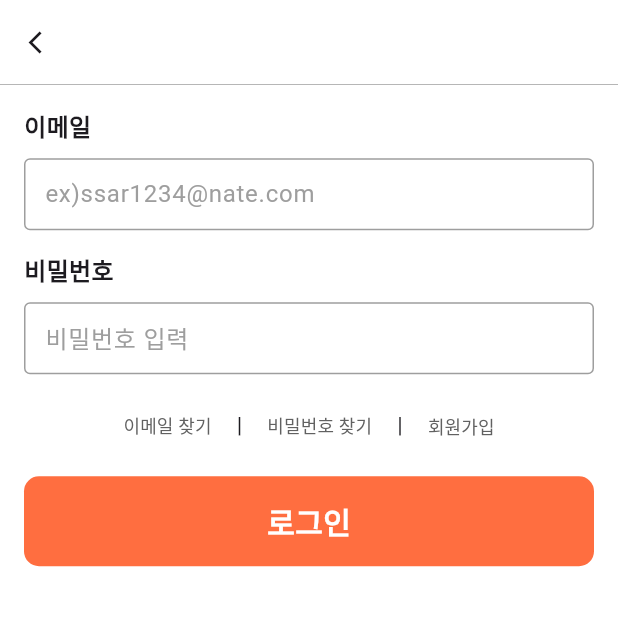
After one commit to 9oj0e/pathorder_app, a Flutter app: the screen it shows after launch, item 3 of the bottom bar chosen, after a tap on "LikePage", on a phone screen of 412 x 824 dp, the top half of it. The commit adds this screen. Run offline on Flutter 3.47's test engine with Material 3 defaults, Android fonts, the phone set to English and light mode, and no system bars; our stand-ins replace google_maps_flutter; network calls fail.

Commit message:
design : login_page

```diff
--- /dev/null
+++ b/lib/main_holders/auth/login/login_page.dart
@@ -0,0 +1,16 @@
+import 'package:flutter/material.dart';
+import 'package:pathorder_app/components/back_app_bar.dart';
+import 'package:pathorder_app/main_holders/auth/login/widgets/login_body.dart';
+
+class LoginPage extends StatelessWidget {
+  const LoginPage({super.key});
+
+  @override
+  Widget build(BuildContext context) {
+    return Scaffold(
+      backgroundColor: Colors.white,
+      appBar: BackAppBar(title: ''),
+      body: LoginBody(),
+    );
+  }
+}
--- /dev/null
+++ b/lib/main_holders/auth/login/widgets/login_body.dart
@@ -0,0 +1,49 @@
+import 'package:flutter/material.dart';
+
+import 'login_button.dart';
+import 'login_extra_button.dart';
+import 'login_text_form_field.dart';
+
+class LoginBody extends StatelessWidget {
+  final _formKey = GlobalKey<FormState>();
+
+  @override
+  Widget build(BuildContext context) {
+    return Column(
+      children: [
+        Container(
+          height: 0.5,
+          width: double.infinity,
+          color: Colors.grey,
+        ),
+        Padding(
+          padding: const EdgeInsets.all(16.0),
+          child: Column(
+            children: [
+              Form(
+                key: _formKey,
+                child: Column(
+                  children: [
+                    LoginTextFormField(
+                      text: '이메일',
+                      hinttext: 'ex)ssar1234@nate.com',
+                    ),
+                    SizedBox(height: 15),
+                    LoginTextFormField(
+                      text: '비밀번호',
+                      hinttext: '비밀번호 입력',
+                    ),
+                  ],
+                ),
+              ),
+              SizedBox(height: 10),
+              LoginExtraButton(),
+              SizedBox(height: 10),
+              LoginButton(formKey: _formKey)
+            ],
+          ),
+        ),
+      ],
+    );
+  }
+}
--- /dev/null
+++ b/lib/main_holders/auth/login/widgets/login_button.dart
@@ -0,0 +1,40 @@
+import 'package:flutter/material.dart';
+
+class LoginButton extends StatelessWidget {
+  const LoginButton({
+    super.key,
+    required GlobalKey<FormState> formKey,
+  }) : _formKey = formKey;
+
+  final GlobalKey<FormState> _formKey;
+
+  @override
+  Widget build(BuildContext context) {
+    return Container(
+      height: 60,
+      decoration: BoxDecoration(
+        borderRadius: BorderRadius.circular(10.0),
+        color: Colors.deepOrangeAccent,
+      ),
+      child: InkWell(
+        splashColor: Colors.black,
+        borderRadius: BorderRadius.circular(10.0),
+        onTap: () {
+          if (_formKey.currentState!.validate()) {
+            Navigator.pushNamed(context, "/home");
+          }
+        },
+        child: Center(
+          child: Text(
+            "로그인",
+            style: TextStyle(
+              color: Colors.white,
+              fontSize: 20,
+              fontWeight: FontWeight.w700,
+            ),
+          ),
+        ),
+      ),
+    );
+  }
+}
--- /dev/null
+++ b/lib/main_holders/auth/login/widgets/login_extra_button.dart
@@ -0,0 +1,39 @@
+import 'package:flutter/material.dart';
+
+class LoginExtraButton extends StatelessWidget {
+  const LoginExtraButton({
+    super.key,
+  });
+
+  @override
+  Widget build(BuildContext context) {
+    return Row(
+      mainAxisAlignment: MainAxisAlignment.center,
+      children: [
+        TextButton(
+          onPressed: () {},
+          child: Text(
+            '이메일 찾기',
+            style: TextStyle(fontSize: 12, color: Colors.grey[700]),
+          ),
+        ),
+        Text('ㅣ'),
+        TextButton(
+          onPressed: () {},
+          child: Text(
+            '비밀번호 찾기',
+            style: TextStyle(fontSize: 12, color: Colors.grey[700]),
+          ),
+        ),
+        Text('ㅣ'),
+        TextButton(
+          onPressed: () {},
+          child: Text(
+            '회원가입',
+            style: TextStyle(fontSize: 12, color: Colors.grey[700]),
+          ),
+        ),
+      ],
+    );
+  }
+}
--- /dev/null
+++ b/lib/main_holders/auth/login/widgets/login_text_form_field.dart
@@ -0,0 +1,58 @@
+import 'package:flutter/material.dart';
+
+class LoginTextFormField extends StatelessWidget {
+  final text;
+  final hinttext;
+
+  const LoginTextFormField({
+    required this.text,
+    required this.hinttext,
+  });
+
+  @override
+  Widget build(BuildContext context) {
+    return Column(
+      crossAxisAlignment: CrossAxisAlignment.start,
+      children: [
+        Text(
+          '${text}',
+          style: TextStyle(fontWeight: FontWeight.w600, fontSize: 16),
+        ),
+        SizedBox(height: 10),
+        TextFormField(
+          validator: (value) => value!.isEmpty
+              ? "Please enter some text"
+              : null, // 1. 값이 없으면 Please enter some text 경고 화면 표시
+          obscureText:
+              // 2. 해당 TextFormField가 비밀번호 입력 양식이면 **** 처리 해주기
+              '이메일' == "Password" ? true : false,
+          decoration: InputDecoration(
+            hintText: "${hinttext}",
+            hintStyle: TextStyle(color: Colors.grey),
+            contentPadding: EdgeInsets.symmetric(horizontal: 10),
+            enabledBorder: OutlineInputBorder(
+                // 3. 기본 TextFormField 디자인
+                borderSide: BorderSide(color: Colors.grey)
+                // borderRadius: BorderRadius.circular(20),
+                ),
+            focusedBorder: OutlineInputBorder(
+                // 4. 손가락 터치시 TextFormField 디자인
+                borderSide: BorderSide(color: Colors.grey)
+                // borderRadius: BorderRadius.circular(20),
+                ),
+            errorBorder: OutlineInputBorder(
+                // 5. 에러발생시 TextFormField 디자인
+                borderSide: BorderSide(color: Colors.grey)
+                // borderRadius: BorderRadius.circular(20),
+                ),
+            focusedErrorBorder: OutlineInputBorder(
+                // 5. 에러가 발생 후 손가락을 터치했을 때 TextFormField 디자인
+                borderSide: BorderSide(color: Colors.grey)
+                // borderRadius: BorderRadius.circular(20),
+                ),
+          ),
+        ),
+      ],
+    );
+  }
+}
--- a/lib/main_holders/home/list_order/store_detail/components/store_detail_bottom_button.dart
+++ b/lib/main_holders/home/list_order/store_detail/components/store_detail_bottom_button.dart
@@ -16,7 +16,7 @@ class StoreDetailBottomButton extends StatelessWidget {
         padding: const EdgeInsets.all(8.0),
         child: SizedBox(
           width: double.infinity,
-          height: 80,
+          height: 70,
           child: ElevatedButton(
             onPressed: () {
               Navigator.push(
@@ -28,7 +28,7 @@ class StoreDetailBottomButton extends StatelessWidget {
             },
             style: ButtonStyle(
               backgroundColor: MaterialStateProperty.all<Color>(
-                  Color(0xFFFF7414)), // Adjust button color
+                  Colors.deepOrangeAccent), // Adjust button color
               shape: MaterialStateProperty.all<RoundedRectangleBorder>(
                 RoundedRectangleBorder(
                   borderRadius:
@@ -38,7 +38,10 @@ class StoreDetailBottomButton extends StatelessWidget {
             ),
             child: Text(
               '주문하기',
-              style: TextStyle(fontSize: 25, color: Colors.white),
+              style: TextStyle(
+                  fontSize: 20,
+                  color: Colors.white,
+                  fontWeight: FontWeight.w700),
             ),
           ),
         ),
--- a/lib/main_holders/home/list_order/store_detail/store_detail_page.dart
+++ b/lib/main_holders/home/list_order/store_detail/store_detail_page.dart
@@ -38,7 +38,8 @@ class _StoreDetailPageState extends State<StoreDetailPage> {
             ),
             StoreDetailBottomButton(),
           ],
-      )),
+        ),
+      ),
     );
   }
 }
--- a/lib/main_holders/like/like_page.dart
+++ b/lib/main_holders/like/like_page.dart
@@ -1,4 +1,5 @@
 import 'package:flutter/material.dart';
+import 'package:pathorder_app/main_holders/auth/login/login_page.dart';
 
 class LikePage extends StatelessWidget {
   const LikePage({super.key});
@@ -6,7 +7,17 @@ class LikePage extends StatelessWidget {
   @override
   Widget build(BuildContext context) {
     return Center(
-      child: Text("LikePage"),
+      child: ElevatedButton(
+        child: Text('LikePage'),
+        onPressed: () {
+          Navigator.push(
+            context,
+            MaterialPageRoute(
+              builder: (context) => LoginPage(),
+            ),
+          );
+        },
+      ),
     );
   }
 }
```
Lines whose indentation alone changed are shown as unchanged.
